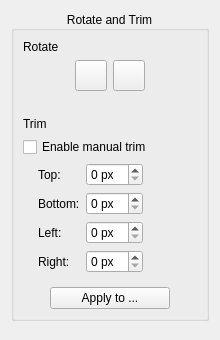
Before: the Qt Designer form src/core/filters/fix_orientation/OptionsWidget.ui in 2ndmax/scantailor-ocr, drawn with Qt 5.
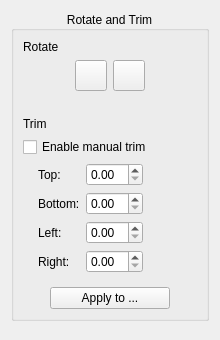
After: the same form once the commit is applied. Icons and pictures are not drawn. Custom widgets are drawn as their Qt base class.

Commit message: feat: the trim fields show the unit of the program settings

Patch:
```diff
--- a/src/core/filters/fix_orientation/OptionsWidget.ui
+++ b/src/core/filters/fix_orientation/OptionsWidget.ui
@@ -183,13 +183,10 @@
            </widget>
           </item>
           <item row="0" column="1">
-           <widget class="QSpinBox" name="trimTopSpin">
+           <widget class="QDoubleSpinBox" name="trimTopSpin">
             <property name="keyboardTracking">
              <bool>false</bool>
             </property>
-            <property name="suffix">
-             <string notr="true"> px</string>
-            </property>
            </widget>
           </item>
           <item row="1" column="0">
@@ -203,13 +200,10 @@
            </widget>
           </item>
           <item row="1" column="1">
-           <widget class="QSpinBox" name="trimBottomSpin">
+           <widget class="QDoubleSpinBox" name="trimBottomSpin">
             <property name="keyboardTracking">
              <bool>false</bool>
             </property>
-            <property name="suffix">
-             <string notr="true"> px</string>
-            </property>
            </widget>
           </item>
           <item row="2" column="0">
@@ -223,13 +217,10 @@
            </widget>
           </item>
           <item row="2" column="1">
-           <widget class="QSpinBox" name="trimLeftSpin">
+           <widget class="QDoubleSpinBox" name="trimLeftSpin">
             <property name="keyboardTracking">
              <bool>false</bool>
             </property>
-            <property name="suffix">
-             <string notr="true"> px</string>
-            </property>
            </widget>
           </item>
           <item row="3" column="0">
@@ -243,13 +234,10 @@
            </widget>
           </item>
           <item row="3" column="1">
-           <widget class="QSpinBox" name="trimRightSpin">
+           <widget class="QDoubleSpinBox" name="trimRightSpin">
             <property name="keyboardTracking">
              <bool>false</bool>
             </property>
-            <property name="suffix">
-             <string notr="true"> px</string>
-            </property>
            </widget>
           </item>
           <item row="0" column="2" rowspan="4">
```
The commit also changes 8 other files.
